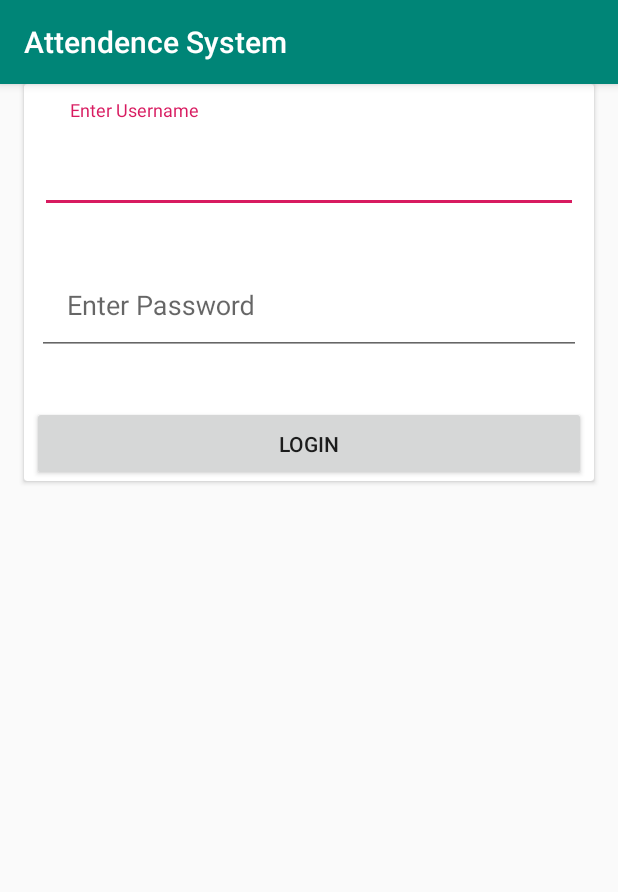
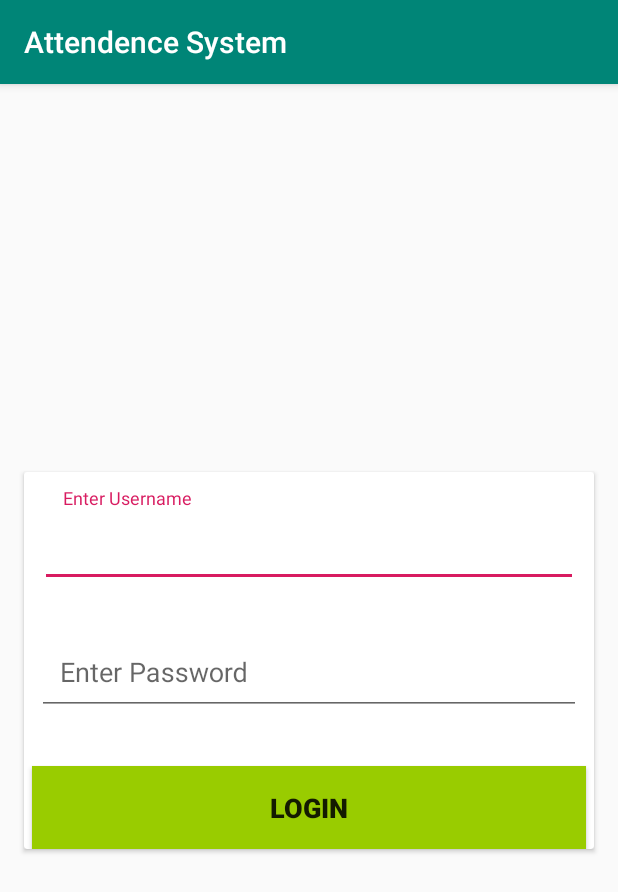
Before and after one commit to Rocking260/Attendence-System, an Android app: the screen it shows after launch (MainActivity), on a phone screen of 412 x 824 dp. Shown: the top 892 px of the screen. Run offline under Robolectric (Android 15) with nearby library versions, the light colour scheme and no system bars.

Commit message:
Changed Login Layout

```diff
--- a/app/src/main/res/layout/activity_main.xml
+++ b/app/src/main/res/layout/activity_main.xml
@@ -13,9 +13,11 @@
         android:layout_height="wrap_content"
         android:layout_marginStart="16dp"
         android:layout_marginEnd="16dp"
+        android:padding="5dp"
+        app:layout_constraintBottom_toBottomOf="parent"
         app:layout_constraintEnd_toEndOf="parent"
         app:layout_constraintStart_toStartOf="parent"
-        tools:layout_editor_absoluteY="209dp">
+        app:layout_constraintTop_toTopOf="parent">
 
         <LinearLayout
             android:layout_width="match_parent"
@@ -32,7 +34,7 @@
                     android:layout_width="match_parent"
                     android:layout_height="wrap_content"
                     android:hint="@string/edit_user"
-                    android:padding="20dp" />
+                    android:padding="15dp" />
             </android.support.design.widget.TextInputLayout>
 
             <android.support.design.widget.TextInputLayout
@@ -45,7 +47,7 @@
                     android:layout_width="match_parent"
                     android:layout_height="wrap_content"
                     android:hint="@string/edit_pass"
-                    android:padding="20dp" />
+                    android:padding="15dp" />
             </android.support.design.widget.TextInputLayout>
 
             <Button
@@ -56,9 +58,13 @@
                 android:layout_marginStart="5dp"
                 android:layout_marginTop="25dp"
                 android:layout_marginEnd="5dp"
+                android:background="@android:color/holo_green_light"
                 android:gravity="center_horizontal|center_vertical"
                 android:padding="15dp"
-                android:text="@string/login_button" />
+                android:text="@string/login_button"
+                android:textSize="18sp"
+                android:textStyle="bold" />
+
         </LinearLayout>
 
     </android.support.v7.widget.CardView>
```
